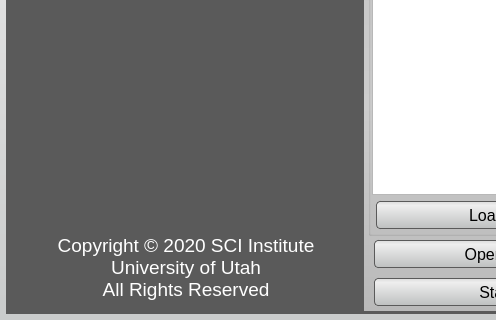
Qt form Studio/src/Application/Interface/SplashScreen.ui (SCIInstitute/ShapeWorks) before a commit; both pictures show x 0 to 496 and y 126 to 446 of the 727 by 446 pixel window.
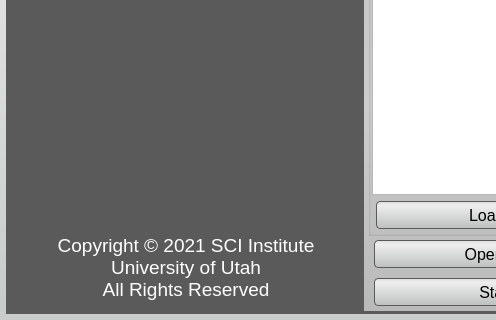
The same form after that commit. Icons and pictures are not drawn.

Commit message: Update copyright year.

What changed in the file:
```diff
--- a/Studio/src/Application/Interface/SplashScreen.ui
+++ b/Studio/src/Application/Interface/SplashScreen.ui
@@ -195,7 +195,7 @@
                </font>
               </property>
               <property name="text">
-               <string>Copyright © 2020 SCI Institute
+               <string>Copyright © 2021 SCI Institute
 University of Utah
 All Rights Reserved</string>
               </property>
```
